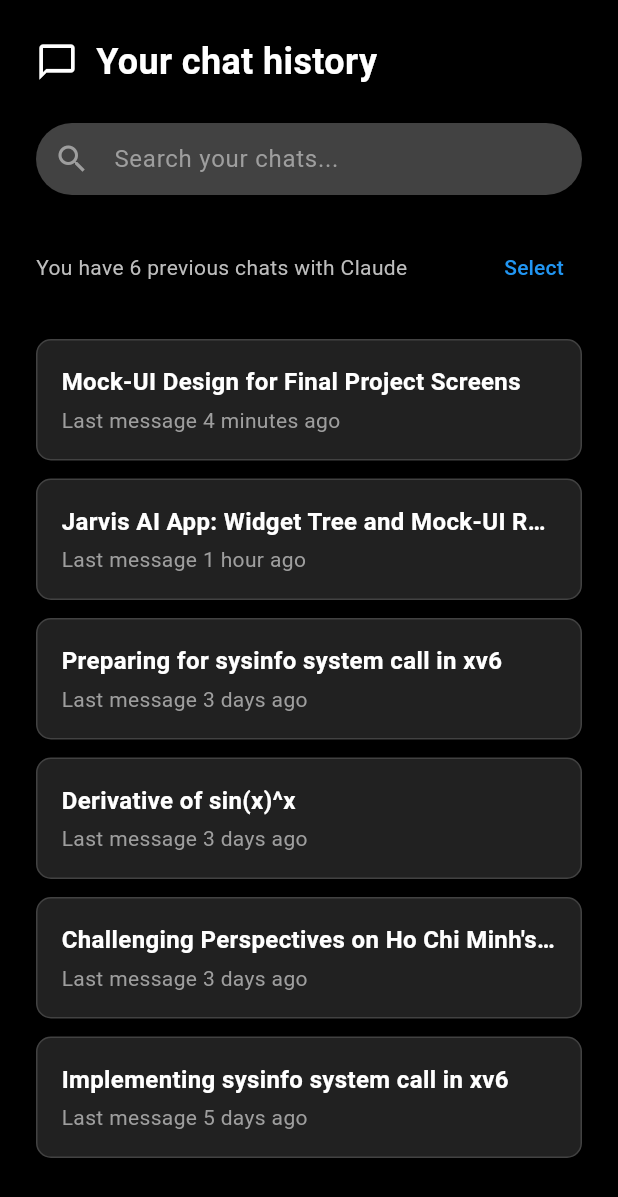
After one commit to Immatrysomecoding/AMP-AIChatApp, a Flutter app: the ChatHistoryScreen screen opened directly, on a phone screen of 412 x 824 dp. The commit adds this screen. Shown: the top 1197 px of the screen. Run offline on Flutter 3.47's test engine with Material 3 defaults, Android fonts, the phone set to English and light mode, and no system bars; statements that could not run were skipped.

```diff
--- a/AndroidStudioProjects/AICHAT/lib/Screens/bot_screen.dart
+++ b/AndroidStudioProjects/AICHAT/lib/Screens/bot_screen.dart
@@ -17,7 +17,7 @@ class _BotScreenState extends State<BotScreen> {
       body: Row(
         children: [
           // Sidebar
-          const Sidebar(selectedItem: 'BOT'),
+          //const Sidebar(selectedItem: 'BOT'),
 
           // Main content area
           const Expanded(
--- /dev/null
+++ b/AndroidStudioProjects/AICHAT/lib/Screens/chat_history_sceen.dart
@@ -0,0 +1,30 @@
+import 'package:flutter/material.dart';
+import '../widgets/sidebar.dart';
+import '../widgets/chat_history_list.dart';
+
+class ChatHistoryScreen extends StatefulWidget {
+  const ChatHistoryScreen({super.key});
+
+  @override
+  State<ChatHistoryScreen> createState() => _ChatHistoryScreenState();
+}
+
+class _ChatHistoryScreenState extends State<ChatHistoryScreen> {
+  @override
+  Widget build(BuildContext context) {
+    return Scaffold(
+      backgroundColor: Colors.black,
+      body: Row(
+        children: [
+          // Sidebar
+          //const Sidebar(selectedItem: 'Chat'),
+
+          // Main content area
+          const Expanded(
+            child: ChatHistoryList(),
+          ),
+        ],
+      ),
+    );
+  }
+}
--- a/AndroidStudioProjects/AICHAT/lib/main.dart
+++ b/AndroidStudioProjects/AICHAT/lib/main.dart
@@ -3,6 +3,7 @@ import 'screens/login_screen.dart';
 import 'screens/signup_screen.dart';
 import 'screens/chat_screen.dart';
 import 'screens/bot_screen.dart';
+import 'screens/chat_history_screen.dart';
 
 void main() {
   runApp(const MyApp());
@@ -22,12 +23,20 @@ class MyApp extends StatelessWidget {
         scaffoldBackgroundColor: Colors.white,
         fontFamily: 'Roboto',
       ),
+      darkTheme: ThemeData(
+        brightness: Brightness.dark,
+        primaryColor: Colors.blue,
+        scaffoldBackgroundColor: Colors.black,
+        fontFamily: 'Roboto',
+      ),
+      themeMode: ThemeMode.dark,
       initialRoute: '/login',
       routes: {
         '/login': (context) => const LoginScreen(),
         '/signup': (context) => const SignupScreen(),
         '/chat': (context) => const ChatScreen(),
         '/bot': (context) => const BotScreen(),
+        '/history': (context) => const ChatHistoryScreen(),
       },
     );
   }
--- /dev/null
+++ b/AndroidStudioProjects/AICHAT/lib/widgets/chat_history_card.dart
@@ -0,0 +1,84 @@
+import 'package:flutter/material.dart';
+
+class ChatHistoryCard extends StatelessWidget {
+  final String title;
+  final String lastMessage;
+  final bool isSelectionMode;
+  final bool isSelected;
+  final VoidCallback onTap;
+  final VoidCallback onLongPress;
+
+  const ChatHistoryCard({
+    super.key,
+    required this.title,
+    required this.lastMessage,
+    this.isSelectionMode = false,
+    this.isSelected = false,
+    required this.onTap,
+    required this.onLongPress,
+  });
+
+  @override
+  Widget build(BuildContext context) {
+    return GestureDetector(
+      onTap: onTap,
+      onLongPress: onLongPress,
+      child: Container(
+        margin: const EdgeInsets.only(bottom: 12),
+        decoration: BoxDecoration(
+          color: isSelected ? Colors.blue.withOpacity(0.2) : Colors.grey.shade900,
+          borderRadius: BorderRadius.circular(10),
+          border: isSelected
+              ? Border.all(color: Colors.blue, width: 2)
+              : Border.all(color: Colors.grey.shade800),
+        ),
+        child: Padding(
+          padding: const EdgeInsets.all(16),
+          child: Row(
+            crossAxisAlignment: CrossAxisAlignment.center,
+            children: [
+              if (isSelectionMode)
+                Padding(
+                  padding: const EdgeInsets.only(right: 16),
+                  child: Icon(
+                    isSelected ? Icons.check_circle : Icons.circle_outlined,
+                    color: isSelected ? Colors.blue : Colors.grey,
+                    size: 24,
+                  ),
+                ),
+              Expanded(
+                child: Column(
+                  crossAxisAlignment: CrossAxisAlignment.start,
+                  children: [
+                    Text(
+                      title,
+                      style: const TextStyle(
+                        color: Colors.white,
+                        fontSize: 16,
+                        fontWeight: FontWeight.bold,
+                      ),
+                      maxLines: 1,
+                      overflow: TextOverflow.ellipsis,
+                    ),
+                    const SizedBox(height: 4),
+                    Row(
+                      children: [
+                        Text(
+                          'Last message $lastMessage',
+                          style: TextStyle(
+                            color: Colors.grey.shade500,
+                            fontSize: 14,
+                          ),
+                        ),
+                      ],
+                    ),
+                  ],
+                ),
+              ),
+            ],
+          ),
+        ),
+      ),
+    );
+  }
+}
--- /dev/null
+++ b/AndroidStudioProjects/AICHAT/lib/widgets/chat_history_list.dart
@@ -0,0 +1,206 @@
+import 'package:flutter/material.dart';
+import 'chat_history_card.dart';
+
+class ChatHistoryList extends StatefulWidget {
+  const ChatHistoryList({super.key});
+
+  @override
+  State<ChatHistoryList> createState() => _ChatHistoryListState();
+}
+
+class _ChatHistoryListState extends State<ChatHistoryList> {
+  final TextEditingController _searchController = TextEditingController();
+  bool _isSelectionMode = false;
+  final List<int> _selectedChats = [];
+
+  @override
+  void dispose() {
+    _searchController.dispose();
+    super.dispose();
+  }
+
+  void _toggleSelectionMode() {
+    setState(() {
+      _isSelectionMode = !_isSelectionMode;
+      _selectedChats.clear();
+    });
+  }
+
+  void _toggleChatSelection(int chatId) {
+    setState(() {
+      if (_selectedChats.contains(chatId)) {
+        _selectedChats.remove(chatId);
+      } else {
+        _selectedChats.add(chatId);
+      }
+
+      if (_selectedChats.isEmpty && _isSelectionMode) {
+        _isSelectionMode = false;
+      }
+    });
+  }
+
+  @override
+  Widget build(BuildContext context) {
+    // Dummy chat history data
+    final List<Map<String, dynamic>> chatHistory = [
+      {
+        'id': 1,
+        'title': 'Mock-UI Design for Final Project Screens',
+        'lastMessage': '4 minutes ago',
+      },
+      {
+        'id': 2,
+        'title': 'Jarvis AI App: Widget Tree and Mock-UI Requirements',
+        'lastMessage': '1 hour ago',
+      },
+      {
+        'id': 3,
+        'title': 'Preparing for sysinfo system call in xv6',
+        'lastMessage': '3 days ago',
+      },
+      {
+        'id': 4,
+        'title': 'Derivative of sin(x)^x',
+        'lastMessage': '3 days ago',
+      },
+      {
+        'id': 5,
+        'title': 'Challenging Perspectives on Ho Chi Minh\'s Teachings',
+        'lastMessage': '3 days ago',
+      },
+      {
+        'id': 6,
+        'title': 'Implementing sysinfo system call in xv6',
+        'lastMessage': '5 days ago',
+      },
+    ];
+
+    return Column(
+      crossAxisAlignment: CrossAxisAlignment.start,
+      children: [
+        // Header
+        Container(
+          padding: const EdgeInsets.all(24),
+          child: Row(
+            children: [
+              const Icon(
+                Icons.chat_bubble_outline,
+                color: Colors.white,
+                size: 28,
+              ),
+              const SizedBox(width: 12),
+              const Text(
+                'Your chat history',
+                style: TextStyle(
+                  color: Colors.white,
+                  fontSize: 24,
+                  fontWeight: FontWeight.bold,
+                ),
+              ),
+              const Spacer(),
+              if (_isSelectionMode)
+                TextButton(
+                  onPressed: _toggleSelectionMode,
+                  child: const Text(
+                    'Cancel',
+                    style: TextStyle(
+                      color: Colors.blue,
+                      fontWeight: FontWeight.bold,
+                    ),
+                  ),
+                ),
+            ],
+          ),
+        ),
+
+        // Search bar
+        Padding(
+          padding: const EdgeInsets.symmetric(horizontal: 24),
+          child: TextField(
+            controller: _searchController,
+            decoration: InputDecoration(
+              hintText: 'Search your chats...',
+              hintStyle: TextStyle(color: Colors.grey.shade500),
+              prefixIcon: const Icon(Icons.search, color: Colors.grey),
+              filled: true,
+              fillColor: Colors.grey.shade800,
+              border: OutlineInputBorder(
+                borderRadius: BorderRadius.circular(50),
+                borderSide: BorderSide.none,
+              ),
+              contentPadding: EdgeInsets.zero,
+            ),
+            style: const TextStyle(color: Colors.white),
+          ),
+        ),
+
+        // Selection info
+        Padding(
+          padding: const EdgeInsets.all(24),
+          child: _isSelectionMode
+              ? Text(
+            'Selected ${_selectedChats.length} chats',
+            style: const TextStyle(
+              color: Colors.blue,
+              fontWeight: FontWeight.bold,
+            ),
+          )
+              : Row(
+            children: [
+              Text(
+                'You have ${chatHistory.length} previous chats with Claude',
+                style: TextStyle(
+                  color: Colors.grey.shade400,
+                ),
+              ),
+              const Spacer(),
+              TextButton(
+                onPressed: _toggleSelectionMode,
+                child: const Text(
+                  'Select',
+                  style: TextStyle(
+                    color: Colors.blue,
+                  ),
+                ),
+              ),
+            ],
+          ),
+        ),
+
+        // Chat list
+        Expanded(
+          child: ListView.builder(
+            padding: const EdgeInsets.symmetric(horizontal: 24),
+            itemCount: chatHistory.length,
+            itemBuilder: (context, index) {
+              final chat = chatHistory[index];
+              final isSelected = _selectedChats.contains(chat['id']);
+
+              return ChatHistoryCard(
+                title: chat['title'],
+                lastMessage: chat['lastMessage'],
+                isSelectionMode: _isSelectionMode,
+                isSelected: isSelected,
+                onTap: () {
+                  if (_isSelectionMode) {
+                    _toggleChatSelection(chat['id']);
+                  } else {
+                    // Navigate to chat screen
+                    Navigator.pushNamed(context, '/chat');
+                  }
+                },
+                onLongPress: () {
+                  if (!_isSelectionMode) {
+                    _toggleSelectionMode();
+                    _toggleChatSelection(chat['id']);
+                  }
+                },
+              );
+            },
+          ),
+        ),
+      ],
+    );
+  }
+}
```
Also changed, not shown: 8 other files.
